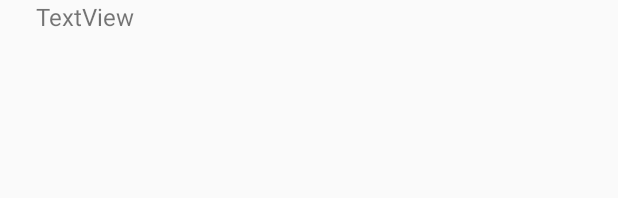
After one commit to mwong94/PDQFragment, an Android app: the layout definition_dialog.xml on its own in the app's theme, with its tools: preview values and no code run, on a phone screen of 412 x 824 dp. The commit adds this screen. Shown: the top 198 px of the screen. Run offline under Robolectric (Android 15) with nearby library versions, the phone set to English and light mode, and no system bars.

Commit message:
add definition popup when suggestions item is clicked

```diff
--- a/app/build.gradle
+++ b/app/build.gradle
@@ -5,7 +5,7 @@ android {
     buildToolsVersion "25.0.2"
     defaultConfig {
         applicationId "com.example.max.pdqfragment"
-        minSdkVersion 21
+        minSdkVersion 19
         targetSdkVersion 25
         versionCode 1
         versionName "1.0"
--- a/app/src/main/java/com/example/max/pdqfragment/MainActivity.java
+++ b/app/src/main/java/com/example/max/pdqfragment/MainActivity.java
@@ -80,7 +80,7 @@ public class MainActivity extends AppCompatActivity {
 
             FragmentTransaction transaction = getSupportFragmentManager().beginTransaction();
             transaction.setTransition(FragmentTransaction.TRANSIT_FRAGMENT_FADE);
-            transaction.replace(R.id.bottomFragment, suggestions);
+            transaction.replace(R.id.bottomFragment, suggestions, "SUGGESTIONS");
             transaction.addToBackStack(null);
             transaction.commit();
         }
--- /dev/null
+++ b/app/src/main/res/layout/definition_dialog.xml
@@ -0,0 +1,15 @@
+<?xml version="1.0" encoding="utf-8"?>
+<LinearLayout xmlns:android="http://schemas.android.com/apk/res/android"
+    android:orientation="vertical" android:layout_width="match_parent"
+    android:layout_height="match_parent">
+
+    <TextView
+        android:id="@+id/definition"
+        android:layout_width="wrap_content"
+        android:layout_height="wrap_content"
+        android:layout_marginLeft="24dp"
+        android:paddingBottom="8dp"
+        android:paddingRight="8dp"
+        android:text="TextView"
+        android:textSize="16sp" />
+</LinearLayout>
--- a/app/src/main/res/layout/letters_fragment.xml
+++ b/app/src/main/res/layout/letters_fragment.xml
@@ -16,7 +16,7 @@
         android:freezesText="true"
         android:gravity="center"
         android:lines="1"
-        android:text="@string/letter1"
+        android:text="P"
         android:textAppearance="@android:style/TextAppearance.Material.Large"
         android:textSize="160sp"
         android:textStyle="bold"
@@ -34,7 +34,7 @@
         android:freezesText="true"
         android:gravity="center"
         android:lines="1"
-        android:text="@string/letter2"
+        android:text="D"
         android:textAppearance="@android:style/TextAppearance.Material.Large"
         android:textSize="160sp"
         android:textStyle="bold"
@@ -52,7 +52,7 @@
         android:freezesText="true"
         android:gravity="center"
         android:lines="1"
-        android:text="@string/letter3"
+        android:text="Q"
         android:textAppearance="@android:style/TextAppearance.Material.Large"
         android:textSize="160sp"
         android:textStyle="bold"
```
Also changed, not shown: app/src/main/java/com/example/max/pdqfragment/DictionaryDatabase.java (+20 -2 lines), app/src/main/java/com/example/max/pdqfragment/SuggestionsFragment.java (+35 -1 lines).
